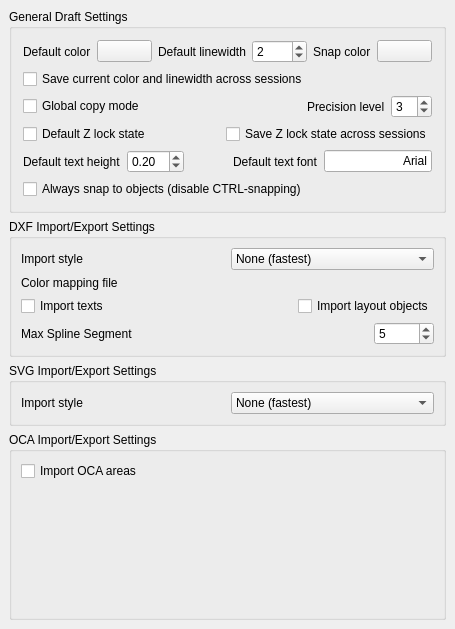
This is src/Mod/Draft/userprefs.ui in berndhahnebach/All_FreeCAD as Qt 5 draws it before an edit. The edited form follows.
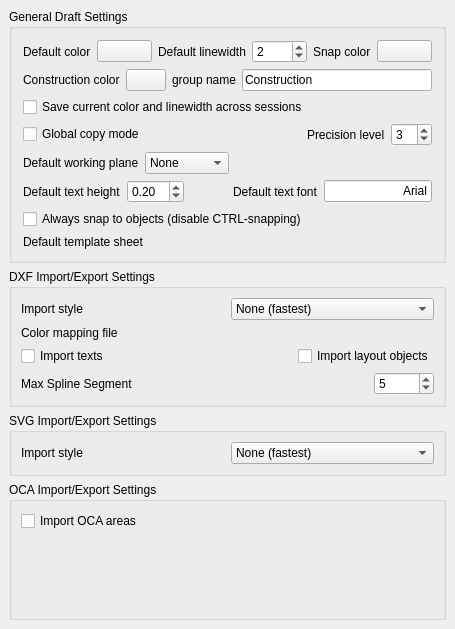
This is the edited form. Custom widgets are drawn as their Qt base class.

Commit message: + removed Draft lockz button, integrated with workplane, and added default workplane preference setting

The edit to the form file:
```diff
--- a/src/Mod/Draft/userprefs.ui
+++ b/src/Mod/Draft/userprefs.ui
@@ -107,6 +107,60 @@
         </item>
        </layout>
       </item>
+      <item>
+       <layout class="QHBoxLayout" name="horizontalLayout_10">
+        <item>
+         <widget class="QLabel" name="label_9">
+          <property name="text">
+           <string>Construction color</string>
+          </property>
+         </widget>
+        </item>
+        <item>
+         <widget class="Gui::PrefColorButton" name="gui::prefcolorbutton_3">
+          <property name="toolTip">
+           <string>This is the default color for objects being drawn while in construction mode.</string>
+          </property>
+          <property name="color">
+           <color>
+            <red>44</red>
+            <green>125</green>
+            <blue>255</blue>
+           </color>
+          </property>
+          <property name="prefEntry" stdset="0">
+           <cstring>constructioncolor</cstring>
+          </property>
+          <property name="prefPath" stdset="0">
+           <cstring>Mod/Draft</cstring>
+          </property>
+         </widget>
+        </item>
+        <item>
+         <widget class="QLabel" name="label_10">
+          <property name="text">
+           <string>group name</string>
+          </property>
+         </widget>
+        </item>
+        <item>
+         <widget class="Gui::PrefLineEdit" name="gui::preflineedit_2">
+          <property name="toolTip">
+           <string>This is the default group name for construction geometry</string>
+          </property>
+          <property name="text">
+           <string>Construction</string>
+          </property>
+          <property name="prefEntry" stdset="0">
+           <cstring>constructiongroupname</cstring>
+          </property>
+          <property name="prefPath" stdset="0">
+           <cstring>Mod/Draft</cstring>
+          </property>
+         </widget>
+        </item>
+       </layout>
+      </item>
       <item>
        <layout class="QHBoxLayout" name="horizontalLayout_4">
         <item>
@@ -192,19 +246,40 @@
       <item>
        <layout class="QHBoxLayout" name="horizontalLayout_9">
         <item>
-         <widget class="Gui::PrefCheckBox" name="gui::prefcheckbox_7">
-          <property name="toolTip">
-           <string>This is the default state of the Z coordinate lock. If checked, FreeCAD starts with the Z coordinate locked, so all 2D commands work only in a horizontal plane. You can of course lock and unlock the Z coordinate at any moment during your work.</string>
-          </property>
+         <widget class="QLabel" name="label_12">
           <property name="text">
-           <string>Default Z lock state</string>
+           <string>Default working plane</string>
           </property>
+         </widget>
+        </item>
+        <item>
+         <widget class="Gui::PrefComboBox" name="gui::prefcombobox_2">
           <property name="prefEntry" stdset="0">
            <cstring>zlock</cstring>
           </property>
           <property name="prefPath" stdset="0">
            <cstring>Mod/Draft</cstring>
           </property>
+          <item>
+           <property name="text">
+            <string>None</string>
+           </property>
+          </item>
+          <item>
+           <property name="text">
+            <string>XY (Top)</string>
+           </property>
+          </item>
+          <item>
+           <property name="text">
+            <string>XZ (Front)</string>
+           </property>
+          </item>
+          <item>
+           <property name="text">
+            <string>YZ (Side)</string>
+           </property>
+          </item>
          </widget>
         </item>
         <item>
@@ -220,22 +295,6 @@
           </property>
          </spacer>
         </item>
-        <item>
-         <widget class="Gui::PrefCheckBox" name="gui::prefcheckbox_6">
-          <property name="toolTip">
-           <string>Check this if you want FreeCAD to save the Z lock state when you close the application and restore it on next session.</string>
-          </property>
-          <property name="text">
-           <string>Save Z lock state across sessions</string>
-          </property>
-          <property name="prefEntry" stdset="0">
-           <cstring>savezlock</cstring>
-          </property>
-          <property name="prefPath" stdset="0">
-           <cstring>Mod/Draft</cstring>
-          </property>
-         </widget>
-        </item>
        </layout>
       </item>
       <item>
@@ -333,6 +392,30 @@
         </item>
        </layout>
       </item>
+      <item>
+       <layout class="QHBoxLayout" name="horizontalLayout_11">
+        <item>
+         <widget class="QLabel" name="label_11">
+          <property name="text">
+           <string>Default template sheet</string>
+          </property>
+         </widget>
+        </item>
+        <item>
+         <widget class="Gui::PrefFileChooser" name="gui::preffilechooser_2">
+          <property name="toolTip">
+           <string>The default template to use when creating a new drawing sheet</string>
+          </property>
+          <property name="prefEntry" stdset="0">
+           <cstring>template</cstring>
+          </property>
+          <property name="prefPath" stdset="0">
+           <cstring>Mod/Draft</cstring>
+          </property>
+         </widget>
+        </item>
+       </layout>
+      </item>
      </layout>
     </widget>
    </item>
```
Left out of the diff: 2 changed lines with no effect on the pictures. The commit also changes 3 other files.
